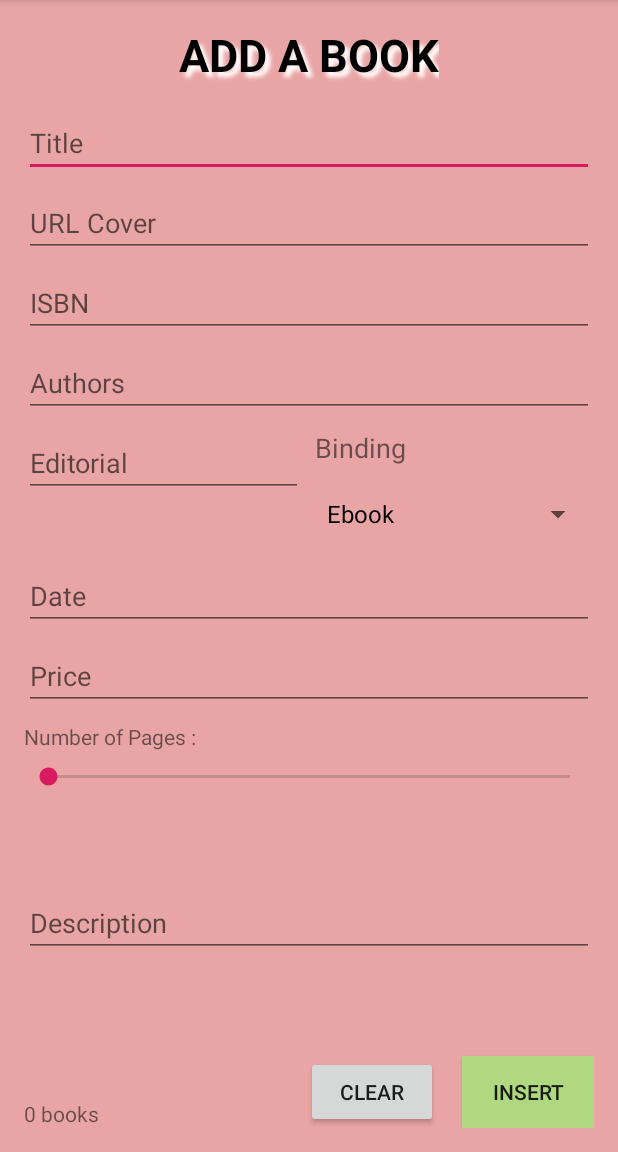
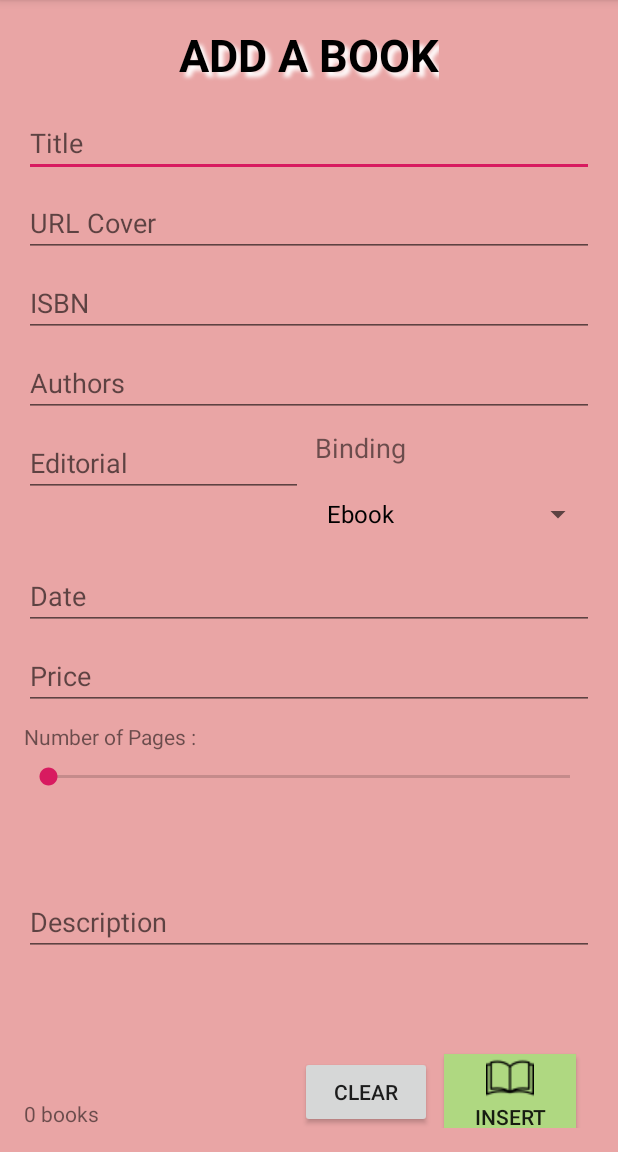
Before and after one commit to aizaguirreteb/Bookstore, an Android app: the screen it shows after launch (AddBookForm), on a phone screen of 412 x 824 dp, the part 84-1236 px from its top. Run offline under Robolectric (Android 15) with nearby library versions, the phone set to English and light mode, and no system bars; Roboto replaces fonts that are not available here.

Commit message:
Added Image to Insert Button

```diff
--- a/app/src/main/res/layout/activity_add_book_form.xml
+++ b/app/src/main/res/layout/activity_add_book_form.xml
@@ -124,10 +124,14 @@
             android:id="@+id/btnAdd"
             android:layout_width="wrap_content"
             android:layout_height="wrap_content"
+            android:layout_marginEnd="12dp"
             android:background="@color/colorButtons"
+            android:drawableTop="@drawable/book"
+            android:editable="false"
             android:text="@string/btn_add"
-            app:layout_constraintBottom_toBottomOf="parent"
-            app:layout_constraintEnd_toEndOf="parent" />
+            app:layout_constraintBottom_toBottomOf="@+id/buttonClear"
+            app:layout_constraintEnd_toEndOf="parent"
+            app:layout_constraintTop_toTopOf="@+id/buttonClear"></Button>
 
         <EditText
             android:id="@+id/editTextDescription"
@@ -209,7 +213,7 @@
             android:id="@+id/buttonClear"
             android:layout_width="wrap_content"
             android:layout_height="wrap_content"
-            android:layout_marginEnd="16dp"
+            android:layout_marginEnd="8dp"
             android:text="CLEAR"
             app:layout_constraintBottom_toBottomOf="parent"
             app:layout_constraintEnd_toStartOf="@+id/btnAdd" />
--- a/app/src/main/res/mipmap-anydpi-v26/ic_launcher.xml
+++ b/app/src/main/res/mipmap-anydpi-v26/ic_launcher.xml
@@ -1,5 +1,5 @@
 <?xml version="1.0" encoding="utf-8"?>
 <adaptive-icon xmlns:android="http://schemas.android.com/apk/res/android">
-    <background android:drawable="@drawable/ic_launcher_background" />
-    <foreground android:drawable="@drawable/ic_launcher_foreground" />
+    <background android:drawable="@color/ic_launcher_background"/>
+    <foreground android:drawable="@drawable/ic_launcher_foreground"/>
 </adaptive-icon>
--- a/app/src/main/res/mipmap-anydpi-v26/ic_launcher_round.xml
+++ b/app/src/main/res/mipmap-anydpi-v26/ic_launcher_round.xml
@@ -1,5 +1,5 @@
 <?xml version="1.0" encoding="utf-8"?>
 <adaptive-icon xmlns:android="http://schemas.android.com/apk/res/android">
-    <background android:drawable="@drawable/ic_launcher_background" />
-    <foreground android:drawable="@drawable/ic_launcher_foreground" />
+    <background android:drawable="@color/ic_launcher_background"/>
+    <foreground android:drawable="@drawable/ic_launcher_foreground"/>
 </adaptive-icon>
--- /dev/null
+++ b/app/src/main/res/values/ic_launcher_background.xml
@@ -0,0 +1,4 @@
+<?xml version="1.0" encoding="utf-8"?>
+<resources>
+    <color name="ic_launcher_background">#26A69A</color>
+</resources>
```
Also changed, not shown: app/src/main/res/drawable-v24/ic_launcher_foreground.xml (deleted, +0 -34 lines), app/src/main/res/drawable/ic_launcher_foreground.xml (added, +21 -0 lines), app/src/main/ic_launcher-web.png (added), app/src/main/res/drawable/book.png (added), app/src/main/res/mipmap-hdpi/ic_launcher.png, app/src/main/res/mipmap-hdpi/ic_launcher_round.png, app/src/main/res/mipmap-mdpi/ic_launcher.png, app/src/main/res/mipmap-mdpi/ic_launcher_round.png, app/src/main/res/mipmap-xhdpi/ic_launcher.png, app/src/main/res/mipmap-xhdpi/ic_launcher_round.png, app/src/main/res/mipmap-xxhdpi/ic_launcher.png, app/src/main/res/mipmap-xxhdpi/ic_launcher_round.png, app/src/main/res/mipmap-xxxhdpi/ic_launcher.png, app/src/main/res/mipmap-xxxhdpi/ic_launcher_round.png.
